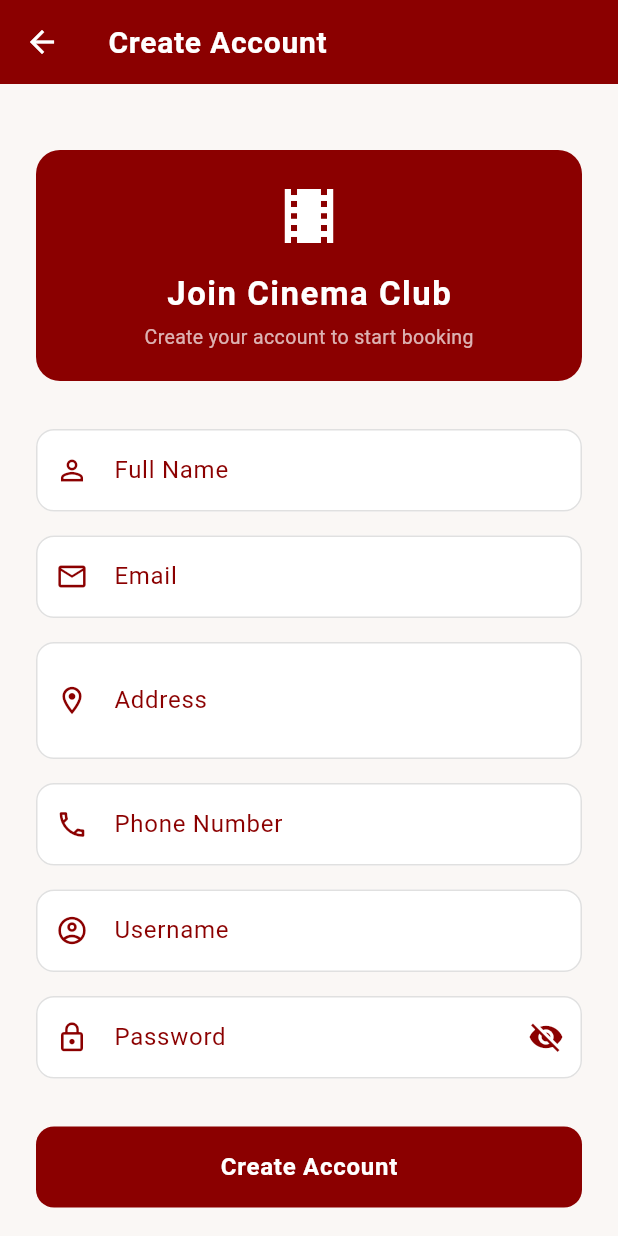
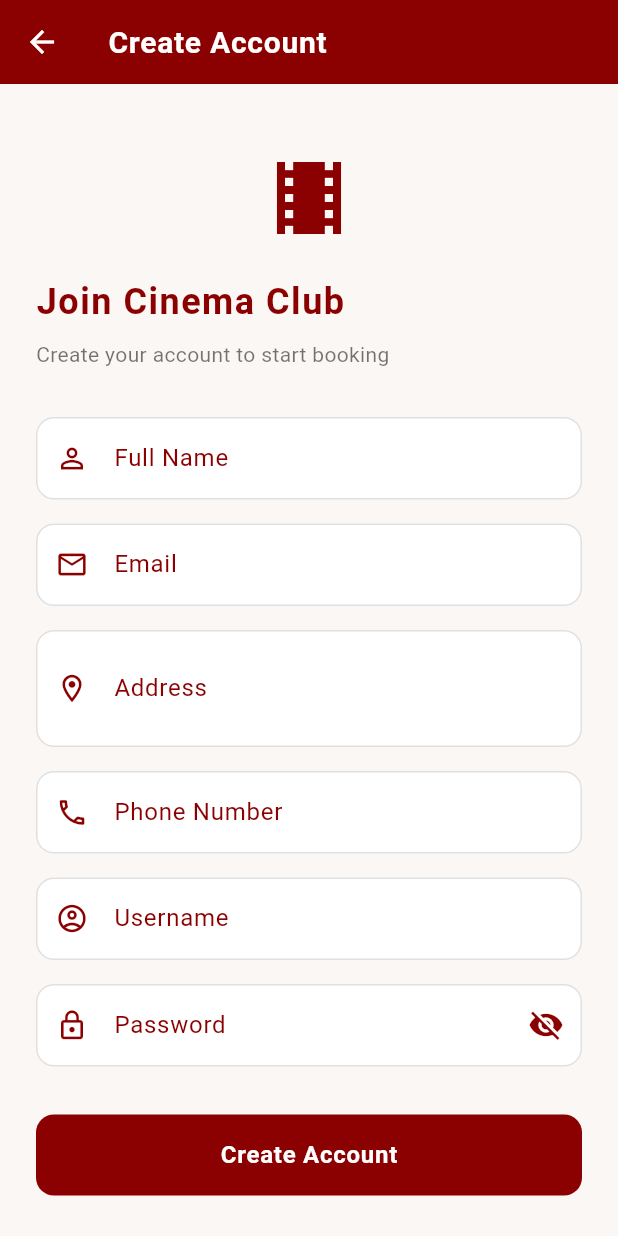
Before and after one commit to gizhapasya/utspam_5b_0012_film, a Flutter app: the screen it shows after launch, after a tap on "Register", on a phone screen of 412 x 824 dp. Run offline on Flutter 3.47's test engine with Material 3 defaults, Android fonts, the phone set to English and light mode, and no system bars; our stand-ins replace shared_preferences, sqflite; accounts and stored records are empty.

Commit message:
remove background

```diff
--- a/lib/pages/login_page.dart
+++ b/lib/pages/login_page.dart
@@ -76,35 +76,28 @@ class _LoginPageState extends State<LoginPage> {
                 crossAxisAlignment: CrossAxisAlignment.stretch,
                 children: [
                   const SizedBox(height: 40),
-                  Container(
-                    padding: const EdgeInsets.all(32),
-                    decoration: BoxDecoration(
-                      color: const Color(0xFF8B0000),
-                      borderRadius: BorderRadius.circular(20),
+                  const Icon(
+                    Icons.movie_filter,
+                    size: 80,
+                    color: Color(0xFF8B0000),
                   ),
-                    child: const Column(
-                      children: [
-                        Icon(Icons.movie_filter, size: 64, color: Colors.white),
-                        SizedBox(height: 16),
-                        Text(
+                  const SizedBox(height: 24),
+                  const Text(
                     'CINEMA TICKET',
                     style: TextStyle(
-                            fontSize: 26,
+                      fontSize: 28,
                       fontWeight: FontWeight.bold,
-                            color: Colors.white,
+                      color: Color(0xFF8B0000),
                       letterSpacing: 2,
                     ),
                   ),
-                        SizedBox(height: 8),
-                        Text(
+                  const SizedBox(height: 8),
+                  const Text(
                     'Book Your Next Experience',
                     style: TextStyle(
                       fontSize: 14,
-                            color: Colors.white70,
+                      color: Colors.black54,
                       letterSpacing: 0.5,
-                          ),
-                        ),
-                      ],
                     ),
                   ),
                   const SizedBox(height: 48),
--- a/lib/pages/register_page.dart
+++ b/lib/pages/register_page.dart
@@ -122,31 +122,27 @@ class _RegisterPageState extends State<RegisterPage> {
               crossAxisAlignment: CrossAxisAlignment.stretch,
               children: [
                 const SizedBox(height: 20),
-                Container(
-                  padding: const EdgeInsets.all(20),
-                  decoration: BoxDecoration(
-                    color: const Color(0xFF8B0000),
-                    borderRadius: BorderRadius.circular(16),
+                const Icon(
+                  Icons.local_movies,
+                  size: 64,
+                  color: Color(0xFF8B0000),
                 ),
-                  child: const Column(
-                    children: [
-                      Icon(Icons.local_movies, size: 48, color: Colors.white),
-                      SizedBox(height: 12),
-                      Text(
+                const SizedBox(height: 20),
+                const Text(
                   'Join Cinema Club',
                   style: TextStyle(
-                          fontSize: 22,
+                    fontSize: 24,
                     fontWeight: FontWeight.bold,
-                          color: Colors.white,
+                    color: Color(0xFF8B0000),
                     letterSpacing: 1,
                   ),
                 ),
-                      SizedBox(height: 4),
-                      Text(
+                const SizedBox(height: 8),
+                const Text(
                   'Create your account to start booking',
-                        style: TextStyle(fontSize: 13, color: Colors.white70),
-                      ),
-                    ],
+                  style: TextStyle(
+                    fontSize: 14,
+                    color: Colors.black54,
                   ),
                 ),
                 const SizedBox(height: 32),
```
Lines whose indentation alone changed are shown as unchanged.
